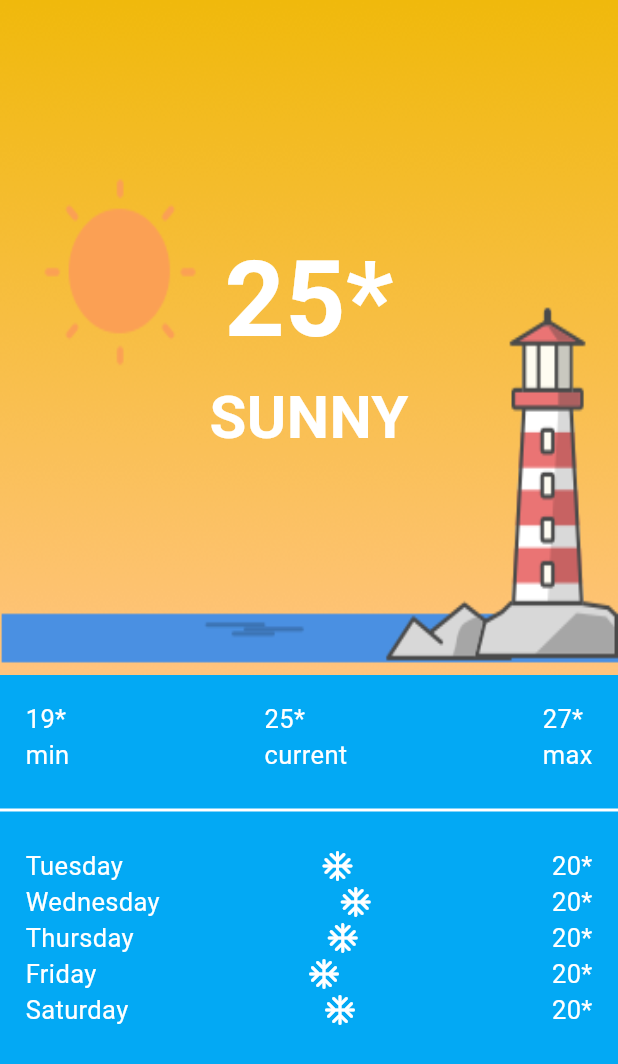
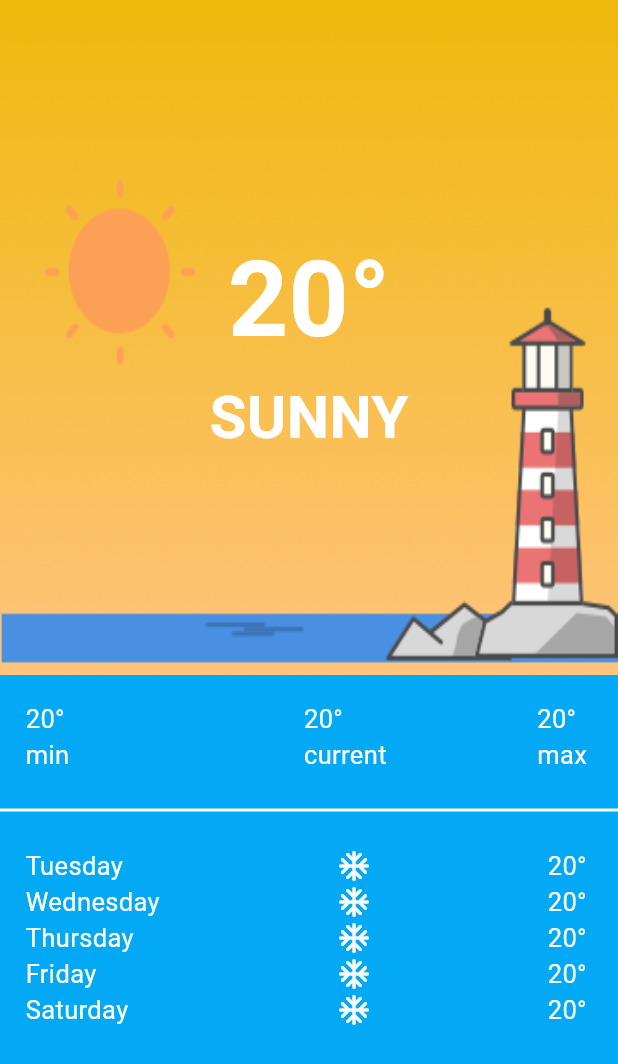
Before and after one commit to Sello23/weather_app_flutter, a Flutter app: the WeatherScreenLayout screen opened directly, on a phone screen of 412 x 824 dp. Shown: the top 1064 px of the screen. Run offline on Flutter 3.47's test engine with Material 3 defaults, Android fonts, the phone set to English and light mode, and no system bars; our stand-ins replace equatable, flutter_bloc, geolocator, go_router, hydrated_bloc.

Commit message:
Wrap up presentational style

```diff
--- a/lib/features/weather/presentation/screens/weather_screen_layout.dart
+++ b/lib/features/weather/presentation/screens/weather_screen_layout.dart
@@ -35,7 +35,7 @@ class WeatherScreenLayout extends StatelessWidget {
                     child: const Column(
                       children: [
                         Text(
-                          "25*",
+                          "20°",
                           style: TextStyle(
                               color: Colors.white,
                               fontWeight: FontWeight.bold,
@@ -61,17 +61,26 @@ class WeatherScreenLayout extends StatelessWidget {
                   child: Row(
                     mainAxisAlignment: MainAxisAlignment.spaceBetween,
                     children: [
-                      Text(
-                        "19*\nmin",
+                      SizedBox(
+                        width: 90,
+                        child: Text(
+                          "20°\nmin",
+                          style: TextStyle(fontSize: 17, color: Colors.white, ),
+                        ),
+                      ),
+                      SizedBox(
+                        width: 60,
+                        child: Text(
+                          "20°\ncurrent",
                           style: TextStyle(fontSize: 17, color: Colors.white),
                         ),
-                      Text(
-                        "25*\ncurrent",
+                      ),
+                      SizedBox(
+                        width: 37,
+                        child: Text(
+                          "20°\nmax",
                           style: TextStyle(fontSize: 17, color: Colors.white),
                         ),
-                      Text(
-                        "27*\nmax",
-                        style: TextStyle(fontSize: 17, color: Colors.white),
                       )
                     ],
                   ),
@@ -87,96 +96,126 @@ class WeatherScreenLayout extends StatelessWidget {
                       Row(
                         mainAxisAlignment: MainAxisAlignment.spaceBetween,
                         children: [
-                          Text(
+                          SizedBox(
+                            width: 90,
+                            child: Text(
                               "Tuesday",
-                            style: TextStyle(fontSize: 17, color: Colors.white),
+                              style:
+                                  TextStyle(fontSize: 17, color: Colors.white),
                             ),
-                          SizedBox(),
+                          ),
                           Icon(
                             Icons.ac_unit_rounded,
                             color: Colors.white,
                           ),
-                          SizedBox(),
-                          Text(
-                            "20*",
-                            style: TextStyle(fontSize: 17, color: Colors.white),
+                          SizedBox(
+                            width: 30,
+                            child: Text(
+                              "20°",
+                              style:
+                                  TextStyle(fontSize: 17, color: Colors.white),
                             ),
+                          )
                         ],
                       ),
                       Row(
                         mainAxisAlignment: MainAxisAlignment.spaceBetween,
                         children: [
-                          Text(
+                          SizedBox(
+                            width: 90,
+                            child: Text(
                               "Wednesday",
-                            style: TextStyle(fontSize: 17, color: Colors.white),
+                              style:
+                                  TextStyle(fontSize: 17, color: Colors.white),
                             ),
-                          SizedBox(),
+                          ),
                           Icon(
                             Icons.ac_unit_rounded,
                             color: Colors.white,
                           ),
-                          SizedBox(),
-                          Text(
-                            "20*",
-                            style: TextStyle(fontSize: 17, color: Colors.white),
+                          SizedBox(
+                            width: 30,
+                            child: Text(
+                              "20°",
+                              style:
+                                  TextStyle(fontSize: 17, color: Colors.white),
                             ),
+                          )
                         ],
                       ),
                       Row(
                         mainAxisAlignment: MainAxisAlignment.spaceBetween,
                         children: [
-                          Text(
+                          SizedBox(
+                            width: 90,
+                            child: Text(
                               "Thursday",
-                            style: TextStyle(fontSize: 17, color: Colors.white),
+                              style:
+                                  TextStyle(fontSize: 17, color: Colors.white),
                             ),
-                          SizedBox(),
+                          ),
                           Icon(
                             Icons.ac_unit_rounded,
                             color: Colors.white,
                           ),
-                          SizedBox(),
-                          Text(
-                            "20*",
-                            style: TextStyle(fontSize: 17, color: Colors.white),
+                          SizedBox(
+                            width: 30,
+                            child: Text(
+                              "20°",
+                              style:
+                                  TextStyle(fontSize: 17, color: Colors.white),
                             ),
+                          )
                         ],
                       ),
                       Row(
                         mainAxisAlignment: MainAxisAlignment.spaceBetween,
                         children: [
-                          Text(
+                          SizedBox(
+                            width: 90,
+                            child: Text(
                               "Friday",
-                            style: TextStyle(fontSize: 17, color: Colors.white),
+                              style:
+                                  TextStyle(fontSize: 17, color: Colors.white),
                             ),
-                          SizedBox(),
+                          ),
                           Icon(
                             Icons.ac_unit_rounded,
                             color: Colors.white,
                           ),
-                          SizedBox(),
-                          Text(
-                            "20*",
-                            style: TextStyle(fontSize: 17, color: Colors.white),
+                          SizedBox(
+                            width: 30,
+                            child: Text(
+                              "20°",
+                              style:
+                                  TextStyle(fontSize: 17, color: Colors.white),
                             ),
+                          )
                         ],
                       ),
                       Row(
                         mainAxisAlignment: MainAxisAlignment.spaceBetween,
                         children: [
-                          Text(
+                          SizedBox(
+                            width: 90,
+                            child: Text(
                               "Saturday",
-                            style: TextStyle(fontSize: 17, color: Colors.white),
+                              style:
+                                  TextStyle(fontSize: 17, color: Colors.white),
                             ),
-                          SizedBox(),
+                          ),
                           Icon(
                             Icons.ac_unit_rounded,
                             color: Colors.white,
                           ),
-                          SizedBox(),
-                          Text(
-                            "20*",
-                            style: TextStyle(fontSize: 17, color: Colors.white),
+                          SizedBox(
+                            width: 30,
+                            child: Text(
+                              "20°",
+                              style:
+                                  TextStyle(fontSize: 17, color: Colors.white),
                             ),
+                          )
                         ],
                       ),
                     ],
```
Lines whose indentation alone changed are shown as unchanged.
